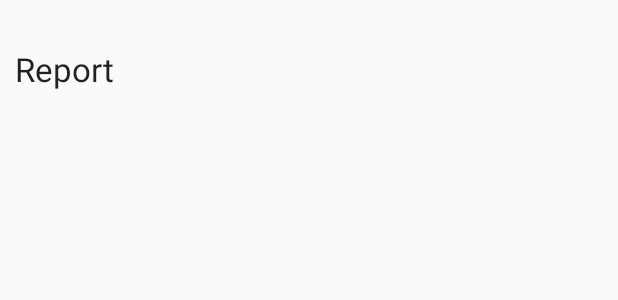
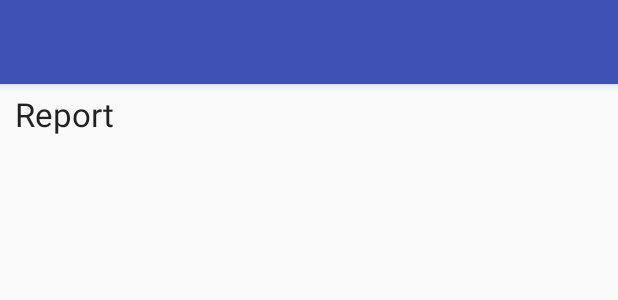
Before and after one commit to TCT2001/BtapMobile, an Android app: the layout activity_report.xml on its own in the app's theme, with its tools: preview values and no code run, on a phone screen of 412 x 824 dp. Shown: the top 300 px of the screen. Run offline under Robolectric (Android 15) with nearby library versions, the phone set to English and light mode, and no system bars.

Commit message:
fix report not show menu

```diff
--- a/app/build.gradle
+++ b/app/build.gradle
@@ -30,6 +30,7 @@ android {
 
 dependencies {
 //    implementation 'androidx.appcompat:appcompat:1.1.0'
+    implementation 'com.google.code.gson:gson:2.7'
     implementation 'androidx.appcompat:appcompat:1.3.1'
     implementation 'com.google.android.material:material:1.4.0'
     implementation 'androidx.constraintlayout:constraintlayout:2.1.0'
--- a/app/src/main/java/com/example/myapplication/activities/ReportActivity.java
+++ b/app/src/main/java/com/example/myapplication/activities/ReportActivity.java
@@ -11,23 +11,26 @@ import android.widget.ListView;
 import android.widget.TextView;
 import android.widget.Toast;
 
+import androidx.appcompat.widget.Toolbar;
+
 import com.example.myapplication.R;
 import com.example.myapplication.models.Donation;
 
 import java.util.List;
 
-public class ReportActivity extends BaseActivity implements AdapterView.OnItemClickListener
-{
+public class ReportActivity extends BaseActivity implements AdapterView.OnItemClickListener {
     ListView listView;
     DonationAdapter adapter;
+
     @Override
-    public void onCreate(Bundle savedInstanceState)
-    {
+    public void onCreate(Bundle savedInstanceState) {
         super.onCreate(savedInstanceState);
         setContentView(R.layout.activity_report);
+        Toolbar toolbar = findViewById(R.id.toolbar);
+        setSupportActionBar(toolbar);
 
         listView = findViewById(R.id.reportList);
-        adapter = new DonationAdapter(this,  app.dbManager.getAll());
+        adapter = new DonationAdapter(this, app.dbManager.getAll());
         listView.setAdapter(adapter);
         listView.setOnItemClickListener(this);
     }
@@ -42,25 +45,22 @@ public class ReportActivity extends BaseActivity implements AdapterView.OnItemCl
     }
 }
 
-class DonationAdapter extends ArrayAdapter<Donation>
-{
+class DonationAdapter extends ArrayAdapter<Donation> {
     private final Context context;
     public List<Donation> donations;
 
-    public DonationAdapter(Context context, List<Donation> donations)
-    {
+    public DonationAdapter(Context context, List<Donation> donations) {
         super(context, R.layout.row_donate, donations);
-        this.context   = context;
+        this.context = context;
         this.donations = donations;
     }
 
     @Override
-    public View getView(int position, View convertView, ViewGroup parent)
-    {
+    public View getView(int position, View convertView, ViewGroup parent) {
         LayoutInflater inflater = (LayoutInflater) context.getSystemService(Context.LAYOUT_INFLATER_SERVICE);
 
-        View     view       = inflater.inflate(R.layout.row_donate, parent, false);
-        Donation donation   = donations.get(position);
+        View view = inflater.inflate(R.layout.row_donate, parent, false);
+        Donation donation = donations.get(position);
         TextView amountView = view.findViewById(R.id.row_amount);
         TextView methodView = view.findViewById(R.id.row_method);
 
@@ -71,8 +71,7 @@ class DonationAdapter extends ArrayAdapter<Donation>
     }
 
     @Override
-    public int getCount()
-    {
+    public int getCount() {
         return donations.size();
     }
 }
--- a/app/src/main/java/com/example/myapplication/main/DonationApp.java
+++ b/app/src/main/java/com/example/myapplication/main/DonationApp.java
@@ -7,10 +7,13 @@ import android.widget.Toast;
 import com.example.myapplication.database.DBManager;
 import com.example.myapplication.models.Donation;
 
+import java.util.ArrayList;
+import java.util.List;
+
 public class DonationApp extends Application {
     public final int target = 10000;
     public int totalDonated = 0;
-    //public List <Donation> donations    = new ArrayList<Donation>();
+    //public List<Donation> donations = new ArrayList<Donation>();
     public DBManager dbManager;
 
 
--- a/app/src/main/res/layout/activity_report.xml
+++ b/app/src/main/res/layout/activity_report.xml
@@ -1,27 +1,52 @@
 <?xml version="1.0" encoding="utf-8"?>
-<RelativeLayout xmlns:android="http://schemas.android.com/apk/res/android"
+<androidx.coordinatorlayout.widget.CoordinatorLayout xmlns:android="http://schemas.android.com/apk/res/android"
+    xmlns:app="http://schemas.android.com/apk/res-auto"
     xmlns:tools="http://schemas.android.com/tools"
-    android:orientation="vertical" android:layout_width="match_parent"
-    android:layout_height="match_parent">
+    android:layout_width="match_parent"
+    android:layout_height="match_parent"
+    android:orientation="vertical">
+
+    <com.google.android.material.appbar.AppBarLayout
+        android:layout_width="match_parent"
+        android:layout_height="wrap_content"
+        android:theme="@style/AppTheme.AppBarOverlay">
+
+        <androidx.appcompat.widget.Toolbar
+            android:id="@+id/toolbar"
+            android:layout_width="match_parent"
+            android:layout_height="?attr/actionBarSize"
+            android:background="?attr/colorPrimary"
+            app:popupTheme="@style/AppTheme.PopupOverlay" />
+
+    </com.google.android.material.appbar.AppBarLayout>
+
+    <RelativeLayout
+        android:layout_width="match_parent"
+        android:layout_height="774dp"
+        android:orientation="vertical">
 
         <TextView
+            android:id="@+id/reportTitle"
             android:layout_width="wrap_content"
             android:layout_height="wrap_content"
+            android:layout_alignParentStart="true"
+            android:layout_alignParentTop="true"
+            android:layout_alignParentEnd="true"
+            android:layout_marginStart="0dp"
+            android:layout_marginTop="61dp"
+            android:layout_marginEnd="0dp"
+            android:paddingStart="10dp"
+            android:text="@string/reportTitle"
             android:textAppearance="?android:attr/textAppearanceLarge"
-        android:text="@string/reportTitle"
-        android:id="@+id/reportTitle"
-        android:layout_marginStart="0dp"
-        android:layout_marginTop="31dp"
-        android:layout_alignParentTop="true"
-        android:layout_alignParentStart="true"
-        android:layout_alignParentEnd="true"
-        android:paddingStart="10dp"
             tools:ignore="RtlSymmetry" />
 
         <ListView
+            android:id="@+id/reportList"
             android:layout_width="wrap_content"
             android:layout_height="wrap_content"
-        android:id="@+id/reportList"
             android:layout_below="@+id/reportTitle"
-        android:layout_alignParentStart="true" />
+            android:layout_alignParentStart="true"
+            android:layout_marginStart="-2dp"
+            android:layout_marginTop="-18dp" />
     </RelativeLayout>
+</androidx.coordinatorlayout.widget.CoordinatorLayout>
```
Lines whose indentation alone changed are shown as unchanged.
